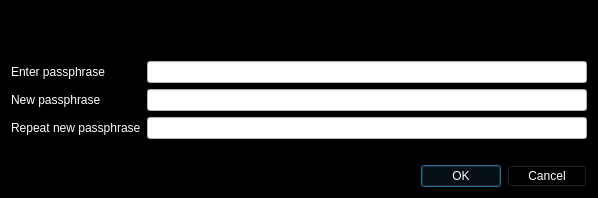
Old version of the form src/qt/forms/askpassphrasedialog.ui in the repository NoirX/NoirShares-v2-old.
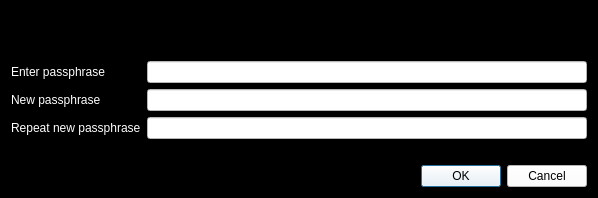
New version of the form.

The edit to the form file:
```diff
--- a/src/qt/forms/askpassphrasedialog.ui
+++ b/src/qt/forms/askpassphrasedialog.ui
@@ -119,6 +119,10 @@
    </item>
    <item>
     <widget class="QDialogButtonBox" name="buttonBox">
+     <property name="styleSheet">
+      <string notr="true">color: rgb(0, 0, 0);
+background-color: rgb(255, 255, 255);</string>
+     </property>
      <property name="orientation">
       <enum>Qt::Horizontal</enum>
      </property>
```
